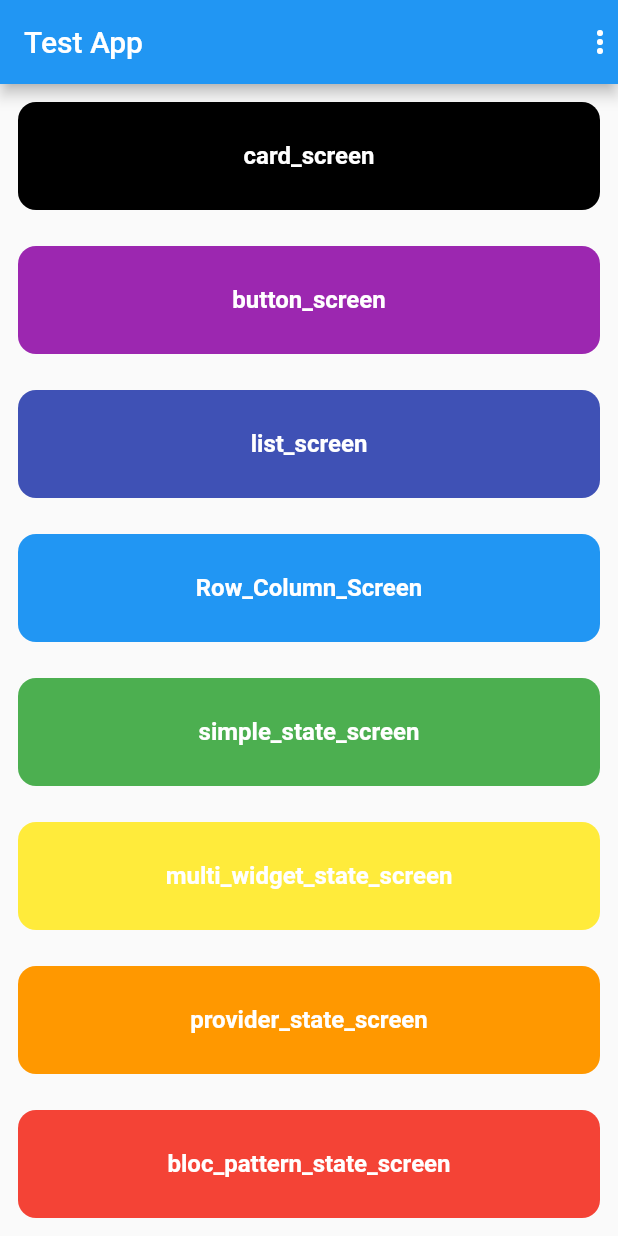
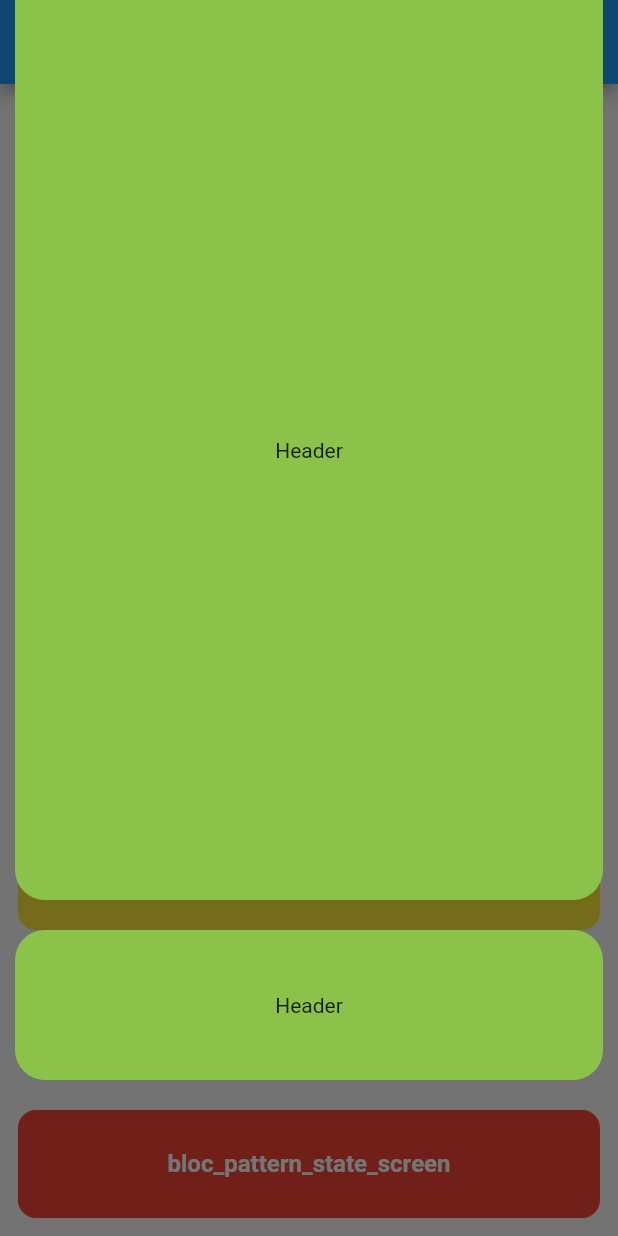
Before and after one commit to jjgajjar04/test_app, a Flutter app: the screen it shows after launch, with the side drawer open (before the commit the screen has no drawer), on a phone screen of 412 x 824 dp. Run offline on Flutter 3.47's test engine with Material 2 defaults, Android fonts, the phone set to English and light mode, and no system bars; our stand-ins replace bloc, device_preview, flutter_bloc; missing offline and left inert: random_words.

Commit message:
drawer added

```diff
--- a/lib/screens/home.dart
+++ b/lib/screens/home.dart
@@ -1,5 +1,6 @@
 import 'package:flutter/material.dart';
 import 'package:test_app/components/card/list_card.dart';
+import 'package:test_app/screens/my_drawer.dart';
 import 'package:test_app/utils/constants.dart';
 
 class Home extends StatelessWidget {
@@ -12,6 +13,7 @@ class Home extends StatelessWidget {
         title: Text('Test App'),
         actions: [Icon(Icons.more_vert)],
       ),
+      drawer: MyDrawer(),
       body: Container(
         child: Column(
           crossAxisAlignment: CrossAxisAlignment.stretch,
--- /dev/null
+++ b/lib/screens/my_drawer.dart
@@ -0,0 +1,53 @@
+import 'package:flutter/material.dart';
+
+class MyDrawer extends StatelessWidget {
+  @override
+  Widget build(BuildContext context) {
+    return Container(
+      child: Column(
+        mainAxisAlignment: MainAxisAlignment.start,
+        crossAxisAlignment: CrossAxisAlignment.stretch,
+        children: [
+          Flexible(
+            child: Padding(
+              padding: const EdgeInsets.only(
+                left: 10,
+                right: 10,
+              ),
+              child: Container(
+                height: 600.0,
+                width: double.infinity,
+                child: Center(child: Text('Header')),
+                decoration: BoxDecoration(
+                  borderRadius: BorderRadius.only(
+                    bottomRight: Radius.circular(20.0),
+                    bottomLeft: Radius.circular(20.0),
+                  ),
+                  color: Colors.lightGreen,
+                ),
+              ),
+            ),
+          ),
+          SizedBox(
+            height: 20.0,
+          ),
+          Padding(
+            padding: const EdgeInsets.only(
+              left: 10,
+              right: 10,
+            ),
+            child: Container(
+              height: 100.0,
+              width: double.infinity,
+              child: Center(child: Text('Header')),
+              decoration: BoxDecoration(
+                borderRadius: BorderRadius.circular(20.0),
+                color: Colors.lightGreen,
+              ),
+            ),
+          ),
+        ],
+      ),
+    );
+  }
+}
```
